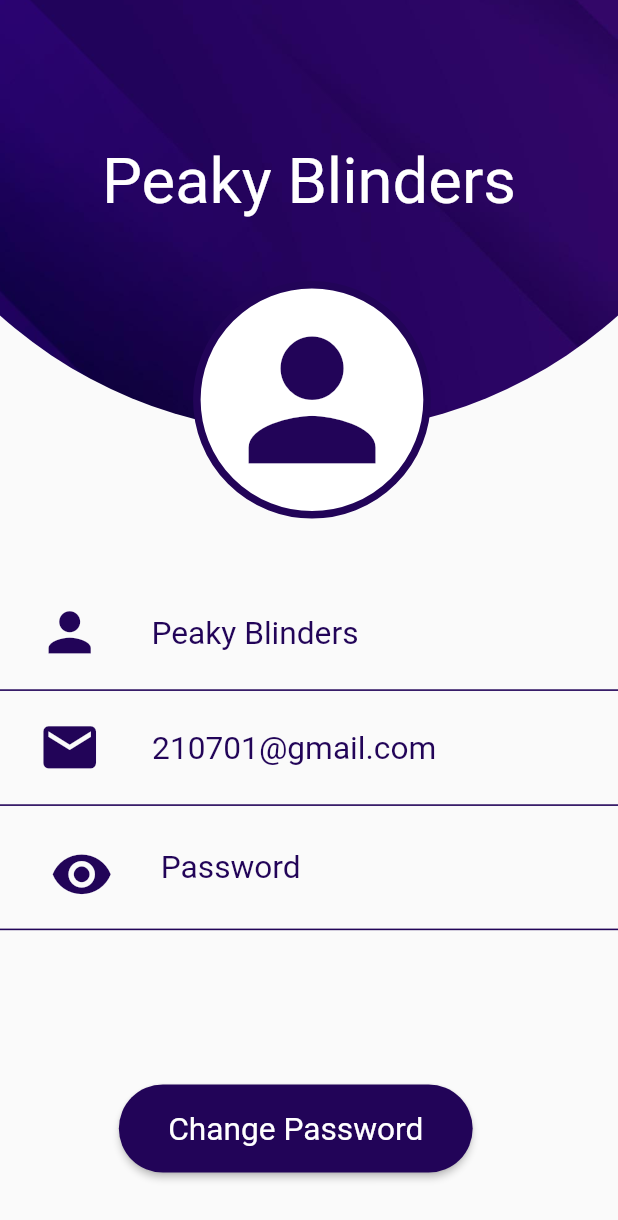
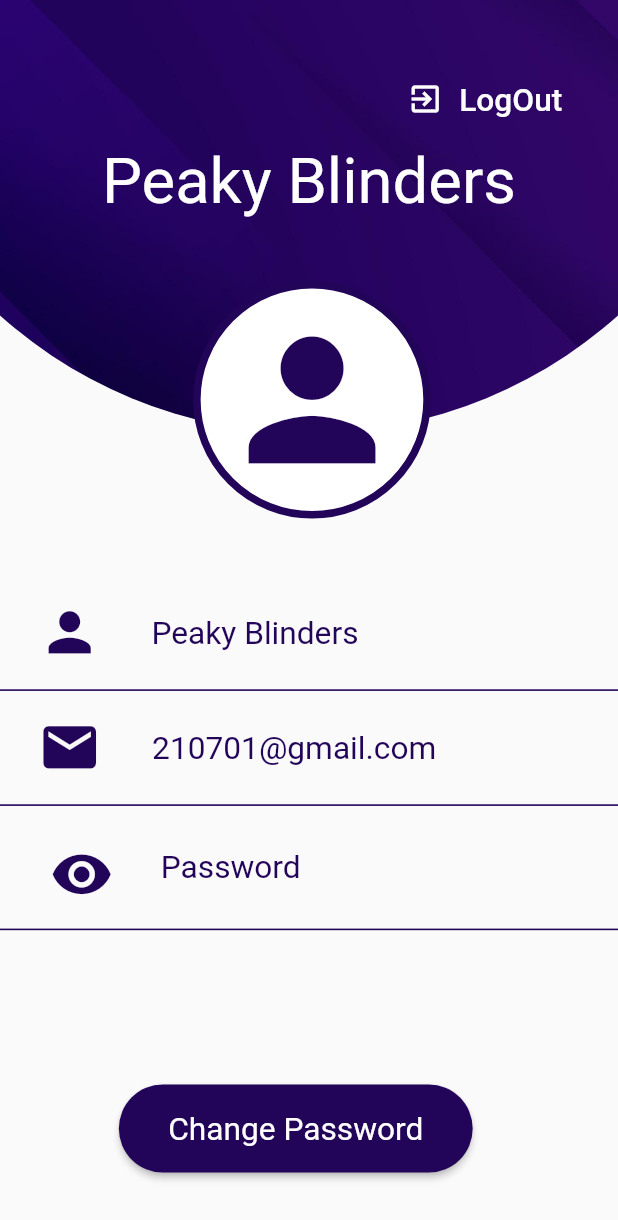
Before and after one commit to Siva-PythonPirates/Lib_Manage_App, a Flutter app: the ProfilePage screen opened directly, on a phone screen of 412 x 824 dp. Shown: the top 1220 px of the screen. Run offline on Flutter 3.47's test engine with Material 2 defaults, Android fonts, the phone set to English and light mode, and no system bars; our stand-ins replace built_collection, built_value, carousel_slider, curved_navigation_bar, flutter_spinkit; missing offline and left inert: flutter_state_notifier; network calls fail.

Commit message:
Provider Connected and Profile Page Updated

```diff
--- a/lib/models/appstate.dart
+++ b/lib/models/appstate.dart
@@ -1,7 +1,5 @@
-import 'package:built_collection/built_collection.dart';
 import 'package:built_value/built_value.dart';
 import 'package:built_value/serializer.dart';
-import 'package:lib_management/models/book_details.dart';
 import 'package:lib_management/models/serializers.dart';
 
 part 'appstate.g.dart';
@@ -20,5 +18,5 @@
   }
 
   static Serializer<Appstate> get serializer => _$appstateSerializer;
-  BuiltList<BookDetails> get books;
+  List<Map<String, String>>? get books;
 }
--- a/lib/services/app_services.dart
+++ b/lib/services/app_services.dart
@@ -16,6 +16,6 @@
   void sortBooksDept();
   void sortBooksDeptDesc();
   void resetBookSort();
-  void applyBooksFilter();
+  List<Map<String, String>> applyBooksFilter();
   void resetBooksFilter();
 }
--- a/lib/views/profile_page.dart
+++ b/lib/views/profile_page.dart
@@ -1,5 +1,6 @@
 import 'package:flutter/material.dart';
 import 'package:lib_management/services/app_services_impl.dart';
+import 'package:lib_management/views/login_page.dart';
 import 'package:lib_management/views/reset_page.dart';
 
 import '../services/app_constants.dart';
@@ -192,6 +193,35 @@
               ),
             ),
           ),
+          Positioned(
+              right: imp.getSize(context, 20),
+              top: imp.getSize(context, 40),
+              child: MaterialButton(
+                onPressed: () {
+                  Navigator.pushAndRemoveUntil(
+                    context,
+                    MaterialPageRoute(builder: (context) => const Login()),
+                    (Route<dynamic> route) => false,
+                  );
+                },
+                child: Row(
+                  children: [
+                    Icon(
+                      Icons.exit_to_app,
+                      color: Colors.white,
+                    ),
+                    SizedBox(
+                      width: imp.getSize(context, 10),
+                    ),
+                    Text(
+                      "LogOut",
+                      style: TextStyle(
+                          color: Colors.white,
+                          fontSize: imp.getSize(context, 20)),
+                    )
+                  ],
+                ),
+              ))
         ],
       ),
     );
```
Also changed, not shown: lib/main.dart (+8 -5 lines), lib/services/app_services_impl.dart (+14 -6 lines), lib/view_model/app_provider.dart (+79 -4 lines), lib/views/books_page.dart (+95 -30 lines), lib/models/appstate.g.dart, lib/models/serializers.g.dart.
